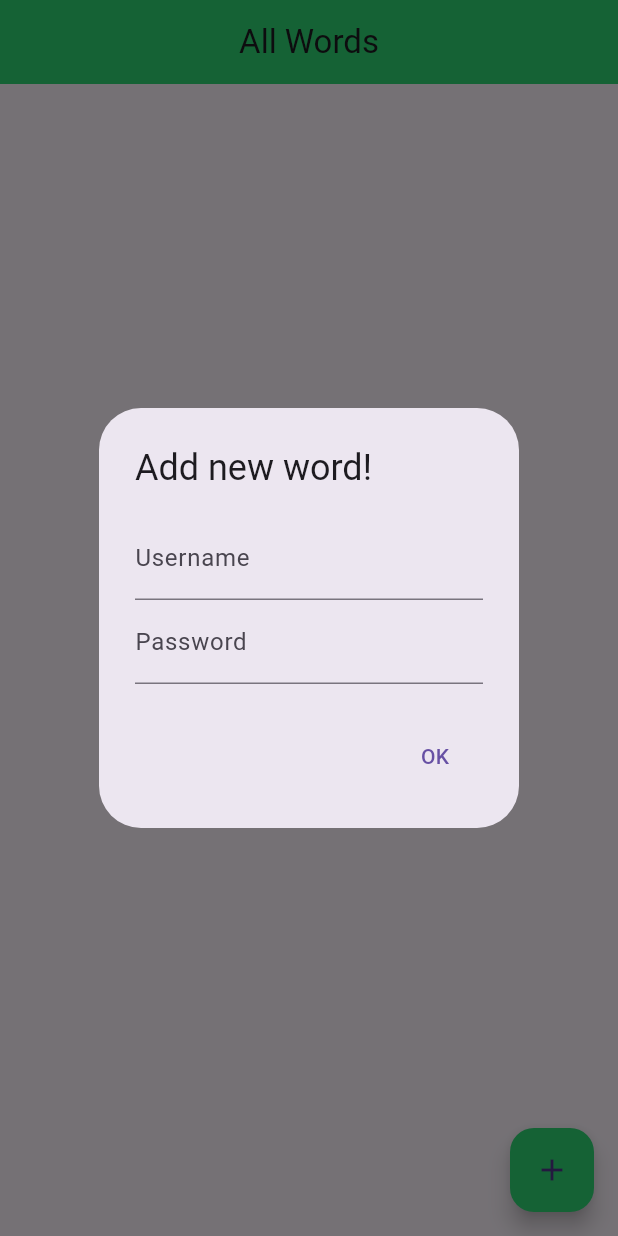
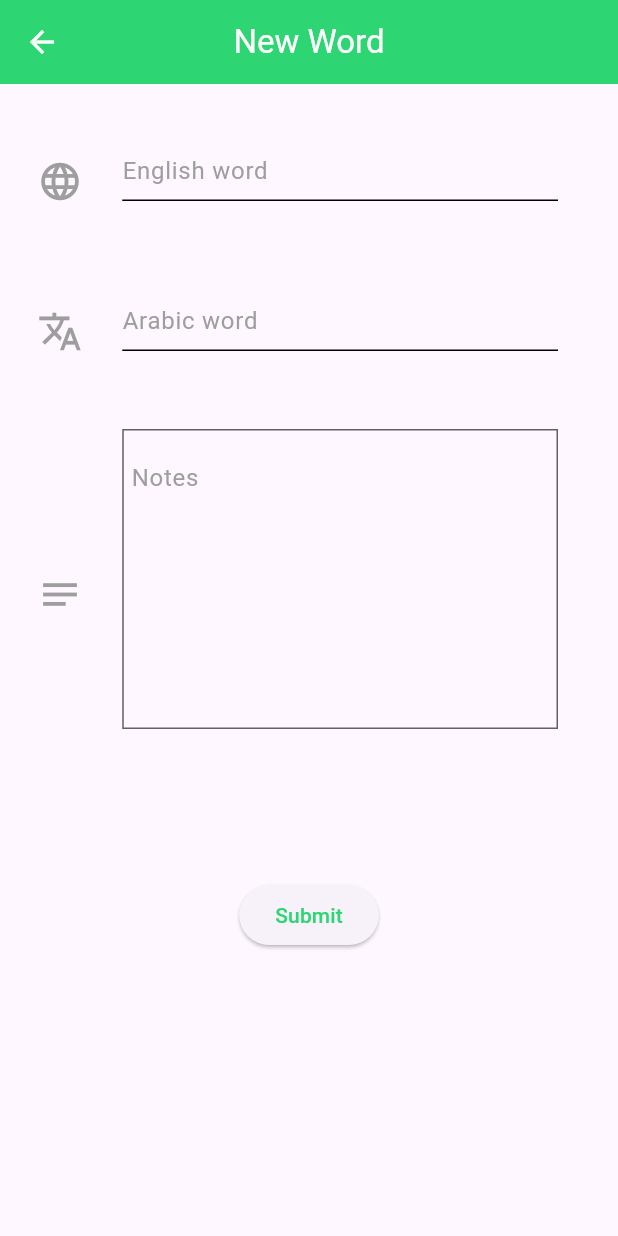
Before and after one commit to tonybotros1/english_words_app, a Flutter app: the screen it shows after launch, after a tap on the "add" icon, on a phone screen of 412 x 824 dp. Run offline on Flutter 3.47's test engine with Material 3 defaults, Android fonts, the phone set to English and light mode, and no system bars; our stand-ins replace get, sqflite; accounts and stored records are empty.

Commit message:
add new word screen

```diff
--- /dev/null
+++ b/lib/controllers/add_new_word_controller.dart
@@ -0,0 +1,45 @@
+import 'package:flutter/widgets.dart';
+import 'package:get/get.dart';
+
+import '../utils/db_helper.dart';
+
+class NewWordController extends GetxController {
+  TextEditingController enWord = TextEditingController();
+  TextEditingController arWord = TextEditingController();
+  TextEditingController notes = TextEditingController();
+  var loading = false;
+  var data = [].obs;
+
+  @override
+  void onInit() {
+    super.onInit();
+    fetchData();
+  }
+
+  void fetchData() async {
+    var dbHelper = DatabaseHelper();
+    data.value = await dbHelper.queryAll('wordsTable');
+    print(data);
+  }
+
+  addData(Map<String, dynamic> newData) async {
+    var dbHelper = DatabaseHelper();
+    await dbHelper.insert(newData, 'wordsTable');
+    fetchData(); // Refresh data after insertion
+  }
+
+  addNewWord() async {
+    loading = true;
+    var word = {
+      'enWord': enWord.text,
+      'arWord': arWord.text,
+      'description': notes.text.isEmpty ? null : notes.text,
+      'favorite': false,
+      'date': DateTime.now().toString(),
+    };
+
+    await addData(word);
+    loading = false;
+    update();
+  }
+}
--- a/lib/controllers/main_screen_controller.dart
+++ b/lib/controllers/main_screen_controller.dart
@@ -1,24 +1,12 @@
+import 'package:english_words_app/models/words.dart';
 import 'package:english_words_app/utils/db_helper.dart';
+import 'package:flutter/widgets.dart';
 import 'package:get/get.dart';
 import 'package:sqflite/sqflite.dart';
 
 class MainScreenController extends GetxController {
-  var data = [].obs; // Observable list to store data
+  TextEditingController enword = TextEditingController();
+  TextEditingController arword = TextEditingController();
+  TextEditingController description = TextEditingController();
 
-  @override
-  void onInit() {
-    super.onInit();
-    fetchData();
-  }
-
-  void fetchData() async {
-    var dbHelper = DatabaseHelper();
-    data.value = await dbHelper.queryAll('wordsTable');
-  }
-
-  void addData(Map<String, dynamic> newData) async {
-    var dbHelper = DatabaseHelper();
-    await dbHelper.insert(newData, 'wordsTable');
-    fetchData(); // Refresh data after insertion
-  }
 }
--- a/lib/main.dart
+++ b/lib/main.dart
@@ -11,7 +11,7 @@ class MyApp extends StatelessWidget {
 
   @override
   Widget build(BuildContext context) {
-    return const GetMaterialApp(
+    return  GetMaterialApp(
       debugShowCheckedModeBanner: false,
       home: MainScreen(),
     );
--- a/lib/models/words.dart
+++ b/lib/models/words.dart
@@ -3,7 +3,6 @@ class Word {
   String? enWord;
   String? arWord;
   String? description;
-  int? priority;
   String? date;
   bool? favorite;
 
@@ -14,7 +13,7 @@ class Word {
       this.enWord,
       this.favorite,
       this.id,
-      this.priority});
+      });
 
 
       Word.fromJson(Map<String, dynamic> json) {
@@ -22,7 +21,6 @@ class Word {
     enWord = json['enWord'];
     arWord = json['arWord'];
     description = json['description'];
-    priority = json['priority'];
     date = json['date'];
     favorite = json['favorite'];
   }
@@ -33,7 +31,6 @@ class Word {
     data['enWord'] = enWord;
     data['arWord'] = arWord;
     data['description'] = description;
-    data['priority'] = priority;
     data['date'] = date;
     data['favorite'] = favorite;
     return data;
--- /dev/null
+++ b/lib/screens/add_new_word_screen.dart
@@ -0,0 +1,250 @@
+import 'package:flutter/cupertino.dart';
+import 'package:flutter/material.dart';
+import 'package:flutter/widgets.dart';
+import 'package:get/get.dart';
+
+import '../consts.dart';
+import '../controllers/add_new_word_controller.dart';
+
+class NewWordScreen extends StatelessWidget {
+  NewWordScreen({super.key});
+
+  final NewWordController newWordController = Get.put(NewWordController());
+
+  @override
+  Widget build(BuildContext context) {
+    return Scaffold(
+      appBar: AppBar(
+        title: const Text(
+          'New Word',
+          style: TextStyle(color: Colors.white),
+        ),
+        centerTitle: true,
+        backgroundColor: mainColor,
+        leading: IconButton(
+            onPressed: () {
+              Get.back();
+            },
+            icon: const Icon(
+              Icons.arrow_back,
+              color: Colors.white,
+            )),
+      ),
+      body: CustomScrollView(
+        slivers: [
+          SliverList(
+            delegate: SliverChildListDelegate(
+              [
+                GetBuilder<NewWordController>(
+                  init: NewWordController(),
+                  builder: (controller) {
+                    return Form(
+                      child: Column(
+                        children: [
+                          myTextFormField(
+                            lableName: 'English word',
+                            hintName: 'Enter english word',
+                            controller: controller.enWord,
+                            icon: const Icon(
+                              Icons.language,
+                              color: Colors.grey,
+                              size: 30,
+                            ),
+                          ),
+                          myTextFormField(
+                            lableName: 'Arabic word',
+                            hintName: 'Enter arabic word',
+                            controller: controller.arWord,
+                            icon: const Icon(
+                              Icons.translate,
+                              color: Colors.grey,
+                              size: 30,
+                            ),
+                          ),
+                          descriptiontBox(
+                            lableName: 'Notes',
+                            controller: controller.notes,
+                            icon: const Icon(
+                              Icons.notes,
+                              color: Colors.grey,
+                              size: 30,
+                            ),
+                          ),
+                          const SizedBox(
+                              height:
+                                  80), // Add spacing between the form fields and the button
+                          Align(
+                            alignment: Alignment.bottomCenter,
+                            child: ElevatedButton(
+                              onPressed: () async {
+                                await controller.addNewWord();
+                                Get.back();
+                              },
+                              child: controller.loading == true
+                                  ? const CircularProgressIndicator(
+                                      color: Colors.white,
+                                    )
+                                  : Text(
+                                      'Submit',
+                                      style: TextStyle(color: mainColor),
+                                    ),
+                            ),
+                          ),
+                          const SizedBox(
+                              height:
+                                  20), // Add additional spacing at the bottom
+                        ],
+                      ),
+                    );
+                  },
+                ),
+              ],
+            ),
+          ),
+        ],
+      ),
+    );
+  }
+
+  Row myTextFormField({
+    required String lableName,
+    required String hintName,
+    required TextEditingController controller,
+    Icon? icon,
+  }) {
+    return Row(
+      children: [
+        Expanded(
+            flex: 1,
+            child: Padding(
+                padding: const EdgeInsets.fromLTRB(25, 50, 0, 20),
+                child: icon)),
+        Expanded(
+          flex: 7,
+          child: SizedBox(
+            child: Padding(
+              padding: const EdgeInsets.fromLTRB(30, 20, 40, 20),
+              child: TextFormField(
+                controller: controller,
+                decoration: InputDecoration(
+                    enabledBorder: const UnderlineInputBorder(
+                        borderSide: BorderSide(color: Colors.black)),
+                    focusedBorder: UnderlineInputBorder(
+                        borderSide: BorderSide(color: mainColor)),
+                    floatingLabelStyle: TextStyle(
+                      color: mainColor,
+                    ),
+                    labelText: lableName,
+                    labelStyle: const TextStyle(color: Colors.grey),
+                    alignLabelWithHint: true,
+                    hintText: hintName,
+                    hintStyle: const TextStyle(color: Colors.grey)),
+              ),
+            ),
+          ),
+        ),
+      ],
+    );
+  }
+}
+
+Row descriptiontBox({
+  required TextEditingController controller,
+  required String lableName,
+  required Icon icon,
+}) {
+  return Row(
+    children: [
+      Expanded(
+          flex: 1,
+          child: Padding(
+              padding: const EdgeInsets.fromLTRB(25, 50, 0, 20), child: icon)),
+      Expanded(
+        flex: 7,
+        child: Padding(
+          padding: const EdgeInsets.fromLTRB(30, 30, 40, 20),
+          child: Container(
+            decoration: BoxDecoration(
+              border: Border.all(color: Colors.grey.shade700),
+            ),
+            height: 200,
+            width: Get.width,
+            child: TextFormField(
+              decoration: InputDecoration(
+                  labelStyle: const TextStyle(color: Colors.grey),
+                  labelText: lableName,
+                  floatingLabelStyle: TextStyle(
+                    color: mainColor,
+                  ),
+                  alignLabelWithHint: true,
+                  border: InputBorder.none,
+                  contentPadding: const EdgeInsets.fromLTRB(5, 0, 5, 0),
+                  hintText: 'Type your notes here...',
+                  hintStyle: const TextStyle(color: Colors.grey)),
+              onTap: () {
+                controller.selection = TextSelection(
+                  baseOffset: 0,
+                  extentOffset: controller.text.length,
+                );
+              },
+              onChanged: (value) {
+                controller.text = value;
+                controller.selection = TextSelection.fromPosition(
+                  TextPosition(offset: controller.text.length),
+                );
+              },
+              maxLines: null,
+              keyboardType: TextInputType.multiline,
+            ),
+          ),
+        ),
+      ),
+    ],
+  );
+}
+
+
+// GetBuilder<NewWordController>(
+//           init: NewWordController(),
+//           builder: (controller) {
+//             return Column(
+//               children: [
+//                 myTextFormField(
+//                   lableName: 'English word',
+//                   hintName: 'Enter english word',
+//                   controller: controller.enWord,
+//                   icon: const Icon(
+//                     Icons.language,
+//                     color: Colors.grey,
+//                     size: 30,
+//                   ),
+//                 ),
+//                 myTextFormField(
+//                   lableName: 'Arabic word',
+//                   hintName: 'Enter arabic word',
+//                   controller: controller.arWord,
+//                   icon: const Icon(
+//                     Icons.translate,
+//                     color: Colors.grey,
+//                     size: 30,
+//                   ),
+//                 ),
+//                 descriptiontBox(
+//                     lableName: 'Notes', controller: controller.notes),
+//                 const Expanded(flex: 7, child: SizedBox()),
+//                 Align(
+//                   alignment: Alignment.bottomCenter,
+//                   child: ElevatedButton(
+//                     onPressed: () {
+//                       // Handle button press
+//                     },
+//                     child: Text(
+//                       'Submit',
+//                       style: TextStyle(color: mainColor),
+//                     ),
+//                   ),
+//                 ),
+//                 const Expanded(flex: 2, child: SizedBox())
+//               ],
+//             );
+//           }),
--- a/lib/screens/main_screen.dart
+++ b/lib/screens/main_screen.dart
@@ -1,18 +1,26 @@
 import 'package:english_words_app/consts.dart';
+import 'package:english_words_app/models/words.dart';
+import 'package:english_words_app/screens/add_new_word_screen.dart';
 import 'package:flutter/material.dart';
 import 'package:get/get.dart';
 
 import '../controllers/main_screen_controller.dart';
 
 class MainScreen extends StatelessWidget {
-  const MainScreen({super.key});
+  MainScreen({super.key});
+
+  final MainScreenController mainScreenController =
+      Get.put(MainScreenController());
 
   @override
   Widget build(BuildContext context) {
     return Scaffold(
       // backgroundColor: const Color(0xffD6DAC8),
       appBar: AppBar(
-        title: const Text('All Words'),
+        title: const Text(
+          'All Words',
+          style: TextStyle(color: Colors.white),
+        ),
         centerTitle: true,
         backgroundColor: mainColor,
       ),
@@ -20,32 +28,12 @@ class MainScreen extends StatelessWidget {
       floatingActionButton: FloatingActionButton(
         backgroundColor: mainColor,
         onPressed: () {
-          Get.dialog(AlertDialog(
-            title: const Text('Add new word!'),
-            content: Column(
-              mainAxisSize: MainAxisSize.min,
-              children: [
-                TextFormField(
-                  decoration: InputDecoration(labelText: 'Username'),
-                ),
-                TextFormField(
-                  decoration: InputDecoration(labelText: 'Password'),
-                  obscureText: true,
-                ),
-              ],
-            ),
-            actions: <Widget>[
-              TextButton(
-                onPressed: () {
-                  // Close dialog
-                  Get.back();
-                },
-                child: Text('OK'),
-              ),
-            ],
-          ));
+          Get.to(() => NewWordScreen());
         },
-        child: Icon(Icons.add),
+        child: const Icon(
+          Icons.add,
+          color: Colors.white,
+        ),
       ),
       body: GetBuilder<MainScreenController>(
           init: MainScreenController(),
--- a/lib/utils/db_helper.dart
+++ b/lib/utils/db_helper.dart
@@ -31,7 +31,6 @@ class DatabaseHelper {
         enword TEXT,
         arword TEXT,
         description TEXT,
-        priority INTEGER,
         date TEXT,
         favorite BOOLEAN
       )
```
